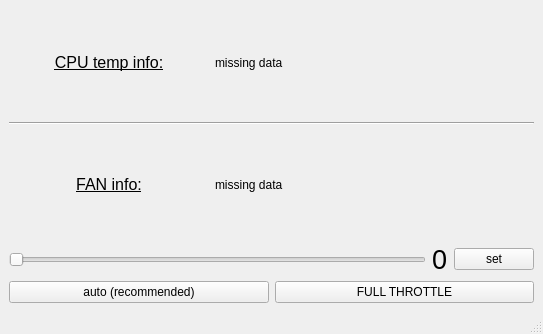
The window that src/ui/main.ui (zocker-160/thinkfan-ui) describes before a commit, drawn with Qt 5.
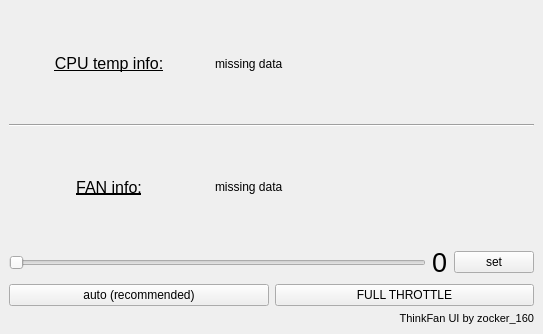
The same window after the commit.

Commit message: add credit to UI because why not

The edit to the form file:
```diff
--- a/src/ui/main.ui
+++ b/src/ui/main.ui
@@ -164,6 +164,21 @@
       </item>
      </layout>
     </item>
+    <item>
+     <widget class="QLabel" name="label_3">
+      <property name="font">
+       <font>
+        <pointsize>8</pointsize>
+       </font>
+      </property>
+      <property name="text">
+       <string>ThinkFan UI by zocker_160</string>
+      </property>
+      <property name="alignment">
+       <set>Qt::AlignRight|Qt::AlignTrailing|Qt::AlignVCenter</set>
+      </property>
+     </widget>
+    </item>
    </layout>
   </widget>
   <widget class="QMenuBar" name="menubar">
@@ -176,7 +191,6 @@
     </rect>
    </property>
   </widget>
-  <widget class="QStatusBar" name="statusbar"/>
  </widget>
  <resources/>
  <connections>
```
